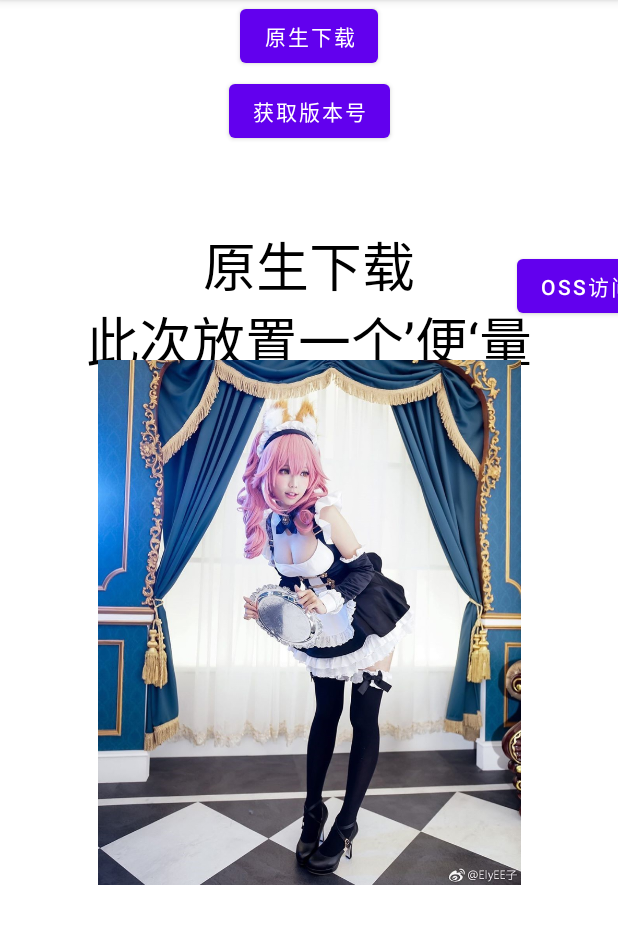
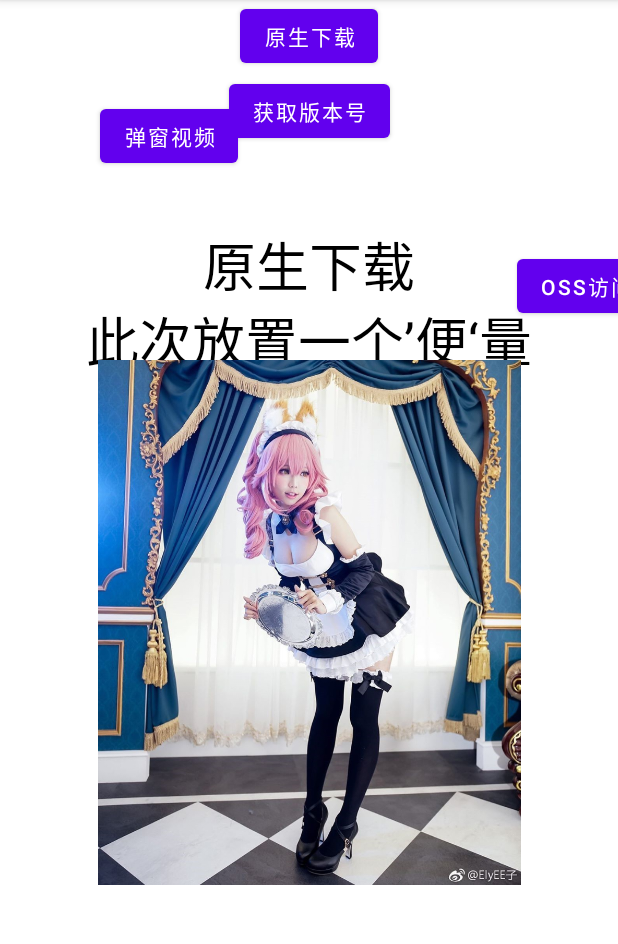
Before and after one commit to CzZmessages/Myuser, an Android app: the screen it shows after launch (MainActivity), on a phone screen of 412 x 824 dp, the part 84-1028 px from its top. Run offline under Robolectric (Android 15) with nearby library versions, the phone set to English and light mode, and no system bars.

Commit message:
上传所有自身代码至git

```diff
--- a/app/src/main/AndroidManifest.xml
+++ b/app/src/main/AndroidManifest.xml
@@ -50,6 +50,9 @@
 
         <activity android:name=".Progress" />
         <activity android:name=".utils.OssActivity"/>
+        <activity android:name=".SufViewActivity"
+            android:theme="@style/transparent"
+            />
         <!--定位apk-->
         <provider
             android:name="androidx.core.content.FileProvider"
--- a/app/src/main/java/com/example/downloadmanager/MainActivity.java
+++ b/app/src/main/java/com/example/downloadmanager/MainActivity.java
@@ -45,7 +45,7 @@ import java.util.Map;
 
 public class MainActivity extends AppCompatActivity {
 
-    private Button btn_1,btn_2,btn_3;
+    private Button btn_1,btn_2,btn_3,btn_4;
     private TextView tv_speed,broad_tv;
     private OSSService ossService;
 
@@ -57,6 +57,7 @@ public class MainActivity extends AppCompatActivity {
         btn_1=findViewById(R.id.btn_1);
         btn_2=findViewById(R.id.btn_2);
         btn_3=findViewById(R.id.btn_3);
+        btn_4=findViewById(R.id.btn_4);
         tv_speed=findViewById(R.id.speed);
         broad_tv=findViewById(R.id.Brod);
         broad_tv.setText("此次放置一个’便‘量");
@@ -82,6 +83,12 @@ public class MainActivity extends AppCompatActivity {
             @Override
             public void onClick(View v) {
             startActivity(new Intent(MainActivity.this, OssActivity.class));
+            }
+        });
+        btn_4.setOnClickListener(new View.OnClickListener() {
+            @Override
+            public void onClick(View v) {
+                startActivity(new Intent(MainActivity.this, SufViewActivity.class));
             }
         });
 
--- a/app/src/main/java/com/example/downloadmanager/OSS/OSSCallback.java
+++ b/app/src/main/java/com/example/downloadmanager/OSS/OSSCallback.java
@@ -18,4 +18,8 @@ public interface OSSCallback{
      * @warning 警告
      */
     public void getDownloadProgress(long _progress);
+
+  public  void ossStart();
+  public  void ossnError(Throwable throwable);
+   public  void ossnComplete();
 }
--- a/app/src/main/res/layout/activity_main.xml
+++ b/app/src/main/res/layout/activity_main.xml
@@ -38,6 +38,15 @@
         android:text="OSS访问数据"
         android:id="@+id/btn_3"
         />
+    <Button
+        android:layout_width="wrap_content"
+        android:layout_height="wrap_content"
+        app:layout_constraintTop_toTopOf="parent"
+        app:layout_constraintLeft_toLeftOf="parent"
+        android:layout_margin="100px"
+        android:text="弹窗视频"
+        android:id="@+id/btn_4"
+        />
     <TextView
         android:textSize="35dp"
         android:textColor="@color/black"
--- a/app/src/main/res/layout/oss_test_activity.xml
+++ b/app/src/main/res/layout/oss_test_activity.xml
@@ -14,7 +14,7 @@
     />
     <TextView
         android:layout_width="800px"
-        android:layout_height="800px"
+        android:layout_height="400px"
         app:layout_constraintTop_toBottomOf="@id/btn_oss"
         app:layout_constraintLeft_toLeftOf="parent"
         app:layout_constraintRight_toRightOf="parent"
@@ -54,7 +54,7 @@
         app:layout_constraintTop_toBottomOf="@id/t1"
         android:max="100"
         android:layout_marginTop="20px"
-        android:layout_marginLeft="700px"
+        android:layout_marginLeft="400px"
         />
 
 </androidx.constraintlayout.widget.ConstraintLayout>
--- /dev/null
+++ b/app/src/main/res/values/style.xml
@@ -0,0 +1,15 @@
+<?xml version="1.0" encoding="utf-8"?>
+<resources>
+    <style name="transparent" parent="Theme.AppCompat.Dialog">
+        <item name="windowNoTitle">true</item>
+        <item name="android:windowFrame">@null</item>
+        <item name="android:backgroundDimEnabled">false</item>
+        <item name="android:windowIsTranslucent">true</item>
+        <item name="android:windowCloseOnTouchOutside">true</item>
+        <item name="windowActionBar">false</item>
+        <item name="android:windowContentOverlay">@null</item>
+        <item name="android:windowFullscreen">true</item>
+        <item name="android:windowBackground">@null</item>
+    </style>
+
+</resources>
```
Also changed, not shown: app/src/main/java/com/example/downloadmanager/OSS/OSSService.java (+4 -8 lines), app/src/main/java/com/example/downloadmanager/SufViewActivity.java (added, +62 -0 lines), app/src/main/java/com/example/downloadmanager/utils/OssActivity.java (+19 -2 lines), app/src/main/res/layout/videos_dialog.xml (added, +54 -0 lines).
